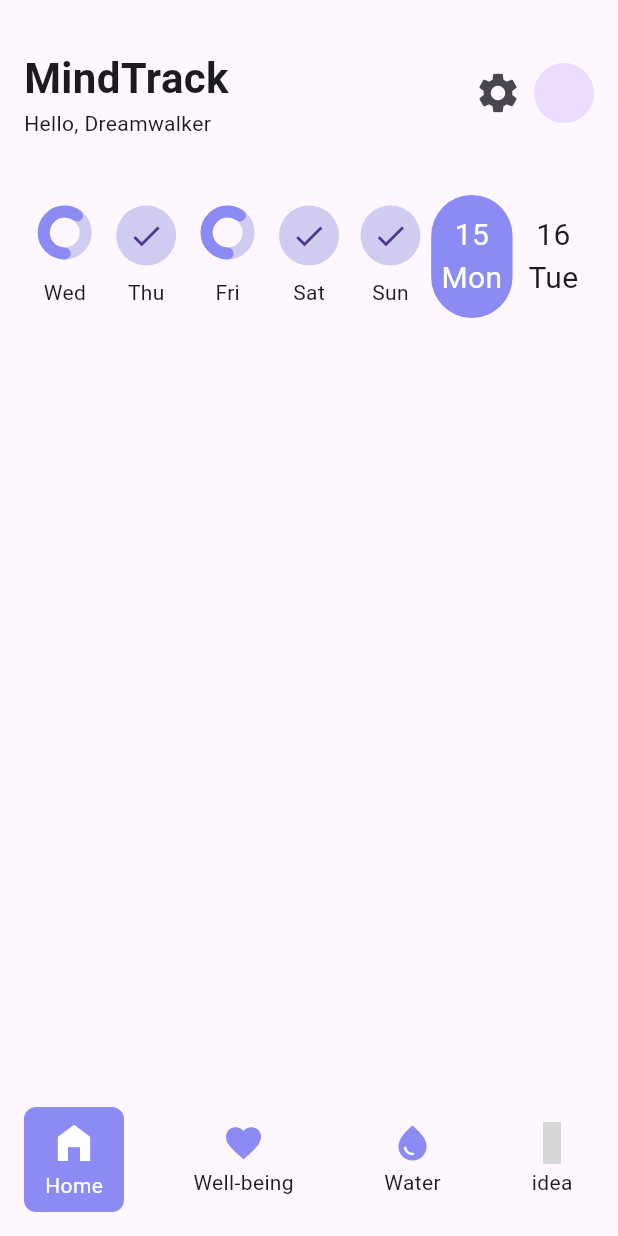
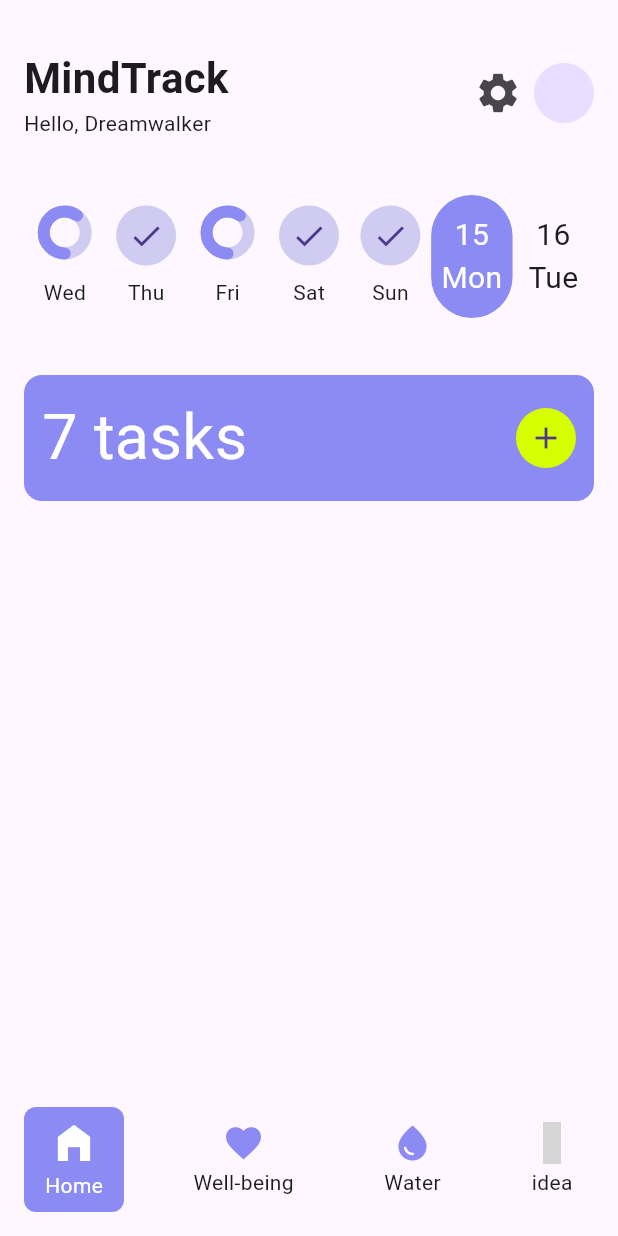
Before and after one commit to JAICHANGPARK/flutter_notebook_chapter_43, a Flutter app: the HabitJournalMainScreen screen opened directly, after a tap on "7 tasks", on a phone screen of 412 x 824 dp. Run offline on Flutter 3.47's test engine with Material 3 defaults, Android fonts, the phone set to English and light mode, and no system bars; drawn by our look-alikes of percent_indicator; our stand-ins replace gap, hugeicons; grey boxes are pictures that could not be loaded.

Commit message:
Update habit_journal_home_screen.dart

```diff
--- a/lib/ep2173_habit_journal_app/ui/home/habit_journal_home_screen.dart
+++ b/lib/ep2173_habit_journal_app/ui/home/habit_journal_home_screen.dart
@@ -203,7 +203,44 @@ class _HabitJournalHomeScreenState extends State<HabitJournalHomeScreen> {
                 child: Column(
                   crossAxisAlignment: CrossAxisAlignment.start,
                   children: toggle
-                      ? []
+                      ? [
+                    GestureDetector(
+                      onTap: (){},
+                      child: Container(
+
+                          decoration: BoxDecoration(
+                            color: HabitAppTheme.primary,
+                            borderRadius: BorderRadius.circular(12),
+                          ),
+                          padding: EdgeInsets.all(12),
+                          child: Column(
+                            crossAxisAlignment: CrossAxisAlignment.start,
+                            mainAxisAlignment: MainAxisAlignment.spaceBetween,
+                            children: [
+                              Row(
+                                mainAxisAlignment: MainAxisAlignment.spaceBetween,
+                                children: [
+                                  Text(
+                                    "7 tasks",
+                                    style: TextStyle(
+                                      fontSize: 42,
+                                      color: Colors.white,
+                                    ),
+                                  ),
+                                  CircleAvatar(
+                                    backgroundColor: HabitAppTheme.accent,
+                                    child: Icon(
+                                      Icons.add,
+                                    ),
+                                  ),
+                                ],
+                              ),
+
+                            ],
+                          )),
+                    ),
+
+                  ]
                       : [
                           GestureDetector(
                             onTap: () {
```
